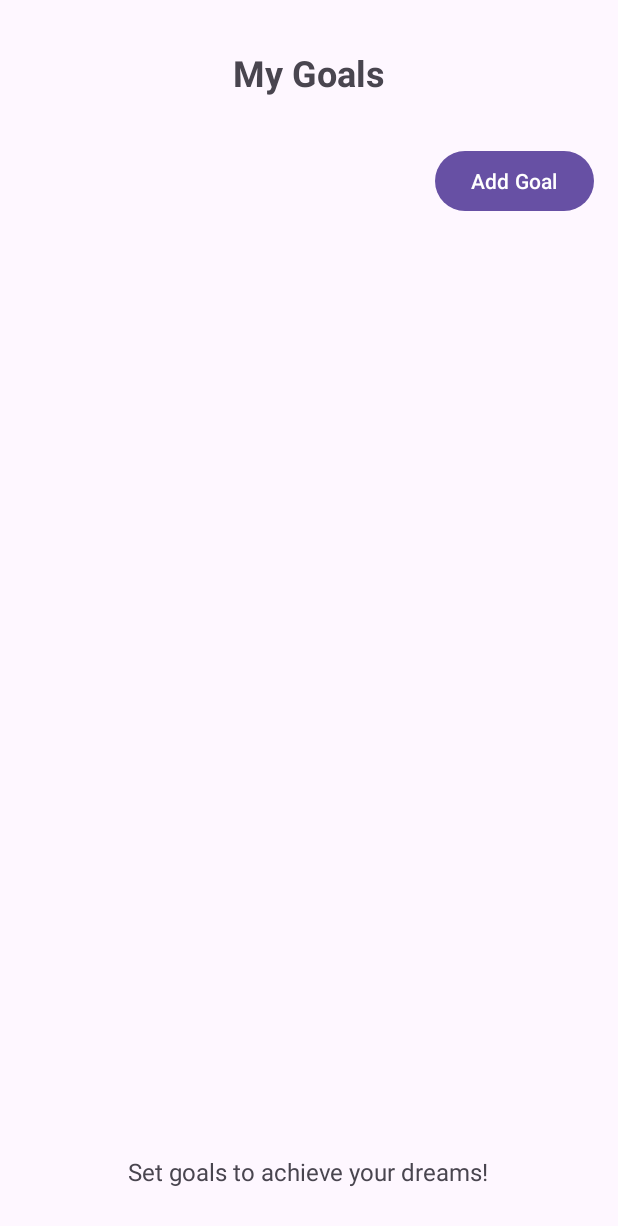
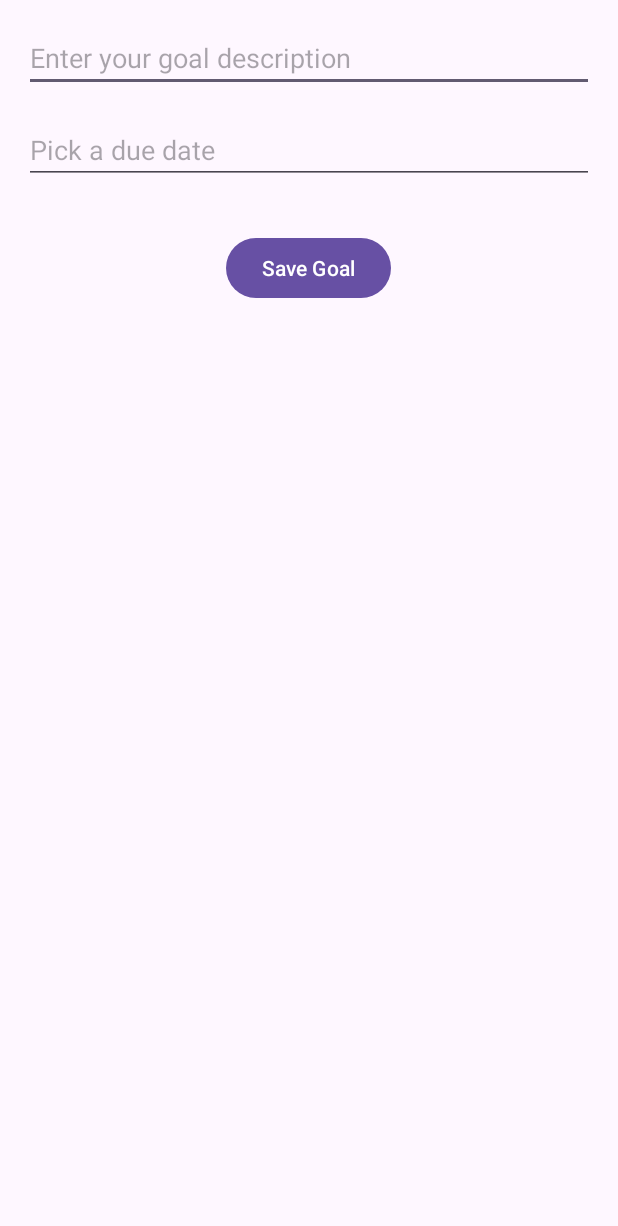
Before and after one commit to albinshala/StudyWithMe, an Android app: the GoalActivity screen opened directly, with no data from a screen before it, on a phone screen of 412 x 824 dp. Shown: the top 1226 px of the screen. Run offline under Robolectric (Android 15) with nearby library versions, the phone set to English and light mode, and no system bars; 1 statement that could not run was skipped.

Commit message:
activity_goal.xml

```diff
--- a/app/src/main/res/layout/activity_goal.xml
+++ b/app/src/main/res/layout/activity_goal.xml
@@ -1,53 +1,49 @@
-<!-- goal_activity_layout.xml -->
-<RelativeLayout
+<ScrollView
     xmlns:android="http://schemas.android.com/apk/res/android"
-    xmlns:tools="http://schemas.android.com/tools"
     android:layout_width="match_parent"
     android:layout_height="match_parent"
-    android:padding="16dp"
-    tools:context=".activities.GoalActivity">
+    android:padding="16dp">
 
-    <!-- Header Section -->
-    <TextView
-        android:id="@+id/tvGoalTitle"
-        android:layout_width="wrap_content"
-        android:layout_height="wrap_content"
-        android:text="My Goals"
-        android:textSize="24sp"
-        android:textStyle="bold"
-        android:layout_alignParentTop="true"
-        android:layout_centerHorizontal="true"
-        android:padding="16dp"/>
+    <RelativeLayout
+        android:layout_width="match_parent"
+        android:layout_height="wrap_content">
 
-    <!-- Add Goal Button -->
-    <Button
-        android:id="@+id/btnAddGoal"
-        android:layout_width="wrap_content"
-        android:layout_height="wrap_content"
-        android:text="Add Goal"
-        android:layout_alignParentEnd="true"
-        android:layout_marginTop="16dp"
-        android:layout_below="@id/tvGoalTitle"/>
+        <!-- Goal Description Input -->
+        <EditText
+            android:id="@+id/etGoalDescription"
+            android:layout_width="match_parent"
+            android:layout_height="wrap_content"
+            android:hint="Enter your goal description"
+            android:layout_marginBottom="16dp"
+            android:inputType="text" />
 
-    <!-- Goals List -->
-    <ListView
-        android:id="@+id/lvGoals"
-        android:layout_width="match_parent"
-        android:layout_height="wrap_content"
-        android:layout_below="@id/btnAddGoal"
-        android:layout_marginTop="16dp"
-        android:divider="@android:color/darker_gray"
-        android:dividerHeight="1dp"/>
+        <!-- Due Date Input -->
+        <EditText
+            android:id="@+id/etDueDate"
+            android:layout_width="match_parent"
+            android:layout_height="wrap_content"
+            android:hint="Pick a due date"
+            android:focusable="false"
+            android:layout_below="@id/etGoalDescription"
+            android:layout_marginBottom="16dp" />
 
-    <!-- Footer Section -->
-    <TextView
-        android:id="@+id/tvGoalFooter"
-        android:layout_width="wrap_content"
-        android:layout_height="wrap_content"
-        android:text="Set goals to achieve your dreams!"
-        android:textSize="16sp"
-        android:layout_alignParentBottom="true"
-        android:layout_centerHorizontal="true"
-        android:padding="16dp"/>
+        <!-- Save Goal Button -->
+        <Button
+            android:id="@+id/btnSaveGoal"
+            android:layout_width="wrap_content"
+            android:layout_height="wrap_content"
+            android:text="Save Goal"
+            android:layout_below="@id/etDueDate"
+            android:layout_centerHorizontal="true"
+            android:layout_marginTop="16dp" />
 
-</RelativeLayout>
+        <!-- Goals Section -->
+        <LinearLayout
+            android:id="@+id/goalsSection"
+            android:layout_width="match_parent"
+            android:layout_height="wrap_content"
+            android:orientation="vertical"
+            android:layout_below="@id/btnSaveGoal"
+            android:layout_marginTop="16dp" />
+    </RelativeLayout>
+</ScrollView>
```
